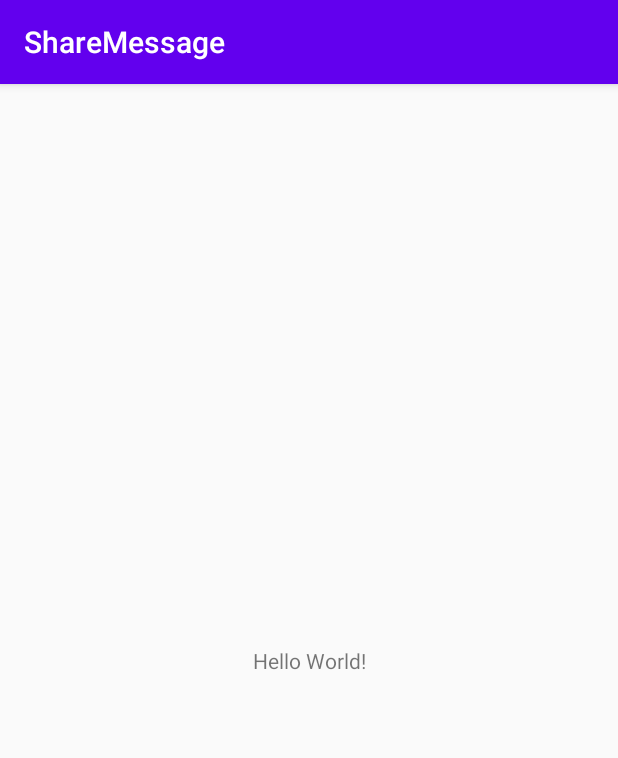
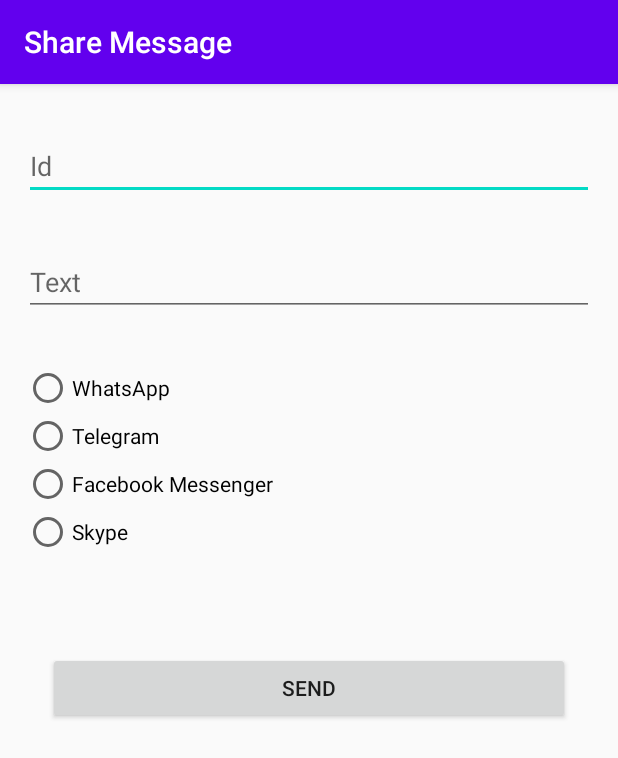
Before and after one commit to emanueltavares/ShareMessage, an Android app: the screen it shows after launch (MainActivity), on a phone screen of 412 x 824 dp. Shown: the top 758 px of the screen. Run offline under Robolectric (Android 15) with nearby library versions, the phone set to English and light mode, and no system bars.

Commit message:
Add Layout

```diff
--- a/application/build.gradle
+++ b/application/build.gradle
@@ -31,4 +31,5 @@ dependencies {
     testImplementation 'junit:junit:4.12'
     androidTestImplementation 'androidx.test.ext:junit:1.1.1'
     androidTestImplementation 'androidx.test.espresso:espresso-core:3.2.0'
+    implementation 'com.google.android.material:material:1.0.0'
 }
--- a/application/src/main/res/layout/activity_main.xml
+++ b/application/src/main/res/layout/activity_main.xml
@@ -6,13 +6,92 @@
     android:layout_height="match_parent"
     tools:context=".MainActivity">
 
-    <TextView
-        android:layout_width="wrap_content"
+    <EditText
+        android:id="@+id/inputUserId"
+        android:layout_width="0dp"
         android:layout_height="wrap_content"
-        android:text="Hello World!"
-        app:layout_constraintBottom_toBottomOf="parent"
-        app:layout_constraintLeft_toLeftOf="parent"
-        app:layout_constraintRight_toRightOf="parent"
+        android:layout_marginStart="16dp"
+        android:layout_marginLeft="16dp"
+        android:layout_marginTop="32dp"
+        android:layout_marginEnd="16dp"
+        android:layout_marginRight="16dp"
+        android:autofillHints=""
+        android:ems="10"
+        android:hint="@string/id"
+        android:inputType="textPersonName"
+        app:layout_constraintEnd_toEndOf="parent"
+        app:layout_constraintHorizontal_bias="1.0"
+        app:layout_constraintStart_toStartOf="parent"
         app:layout_constraintTop_toTopOf="parent" />
 
+    <EditText
+        android:id="@+id/inputMessage"
+        android:layout_width="0dp"
+        android:layout_height="wrap_content"
+        android:layout_marginStart="16dp"
+        android:layout_marginLeft="16dp"
+        android:layout_marginTop="32dp"
+        android:layout_marginEnd="16dp"
+        android:layout_marginRight="16dp"
+        android:autofillHints=""
+        android:ems="10"
+        android:hint="@string/text"
+        android:inputType="textPersonName"
+        app:layout_constraintEnd_toEndOf="parent"
+        app:layout_constraintStart_toStartOf="parent"
+        app:layout_constraintTop_toBottomOf="@+id/inputUserId" />
+
+    <RadioGroup
+        android:id="@+id/radioGroup"
+        android:layout_width="0dp"
+        android:layout_height="wrap_content"
+        android:layout_marginStart="16dp"
+        android:layout_marginLeft="16dp"
+        android:layout_marginTop="32dp"
+        android:layout_marginEnd="16dp"
+        android:layout_marginRight="16dp"
+        app:layout_constraintEnd_toEndOf="parent"
+        app:layout_constraintHorizontal_bias="0.0"
+        app:layout_constraintStart_toStartOf="parent"
+        app:layout_constraintTop_toBottomOf="@+id/inputMessage">
+
+        <RadioButton
+            android:id="@+id/whatsAppRadioButton"
+            android:layout_width="match_parent"
+            android:layout_height="wrap_content"
+            android:text="@string/whatsAppName" />
+
+        <RadioButton
+            android:id="@+id/telegramRadionButton"
+            android:layout_width="match_parent"
+            android:layout_height="wrap_content"
+            android:text="@string/telegramName" />
+
+        <RadioButton
+            android:id="@+id/facebookMessengerRadioButton"
+            android:layout_width="match_parent"
+            android:layout_height="wrap_content"
+            android:text="@string/facabookMessengerName" />
+
+        <RadioButton
+            android:id="@+id/skypeRadioButton"
+            android:layout_width="match_parent"
+            android:layout_height="wrap_content"
+            android:text="@string/skypeName" />
+    </RadioGroup>
+
+    <Button
+        android:id="@+id/buttonSendMessage"
+        android:layout_width="0dp"
+        android:layout_height="wrap_content"
+        android:layout_marginStart="32dp"
+        android:layout_marginLeft="32dp"
+        android:layout_marginTop="64dp"
+        android:layout_marginEnd="32dp"
+        android:layout_marginRight="32dp"
+        android:text="@string/send"
+        app:layout_constraintEnd_toEndOf="parent"
+        app:layout_constraintStart_toStartOf="parent"
+        app:layout_constraintTop_toBottomOf="@+id/radioGroup" />
+
 </androidx.constraintlayout.widget.ConstraintLayout>
--- a/application/src/main/res/values/strings.xml
+++ b/application/src/main/res/values/strings.xml
@@ -1,3 +1,10 @@
 <resources>
-    <string name="app_name">ShareMessage</string>
+    <string name="app_name">Share Message</string>
+    <string name="id">Id</string>
+    <string name="text">Text</string>
+    <string name="send">send</string>
+    <string name="whatsAppName">WhatsApp</string>
+    <string name="telegramName">Telegram</string>
+    <string name="facabookMessengerName">Facebook Messenger</string>
+    <string name="skypeName">Skype</string>
 </resources>
```
